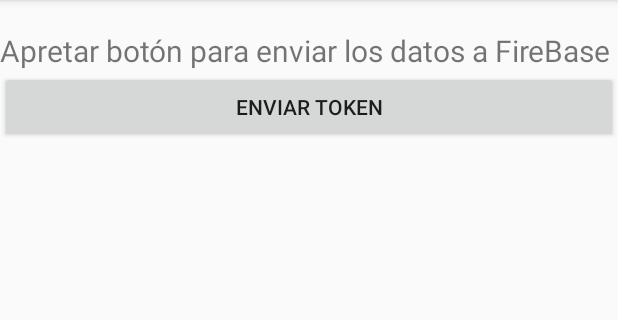
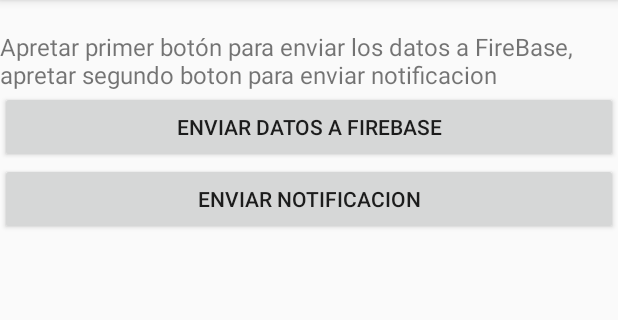
Before and after one commit to Drakmah/Mascotas, an Android app: the Biografia screen opened directly, with no data from a screen before it, on a phone screen of 412 x 824 dp, the part 84-404 px from its top. Run offline under Robolectric (Android 15) with nearby library versions, the phone set to English and light mode, and no system bars.

Commit message:
Update 5 FireBase Estable - Recibe notificaciones correctamente, fallo en Firebase Authentication-Funciona cuando le apetece

```diff
--- a/app/src/main/java/com/echolima/mascotas/RestApiFireBase/ConstantesRestApiFireBase.java
+++ b/app/src/main/java/com/echolima/mascotas/RestApiFireBase/ConstantesRestApiFireBase.java
@@ -7,4 +7,8 @@ package com.echolima.mascotas.RestApiFireBase;
 public final class ConstantesRestApiFireBase {
     public static final String ROOT_URL = "https://gentle-cove-88606.herokuapp.com/";
     public static final String KEY_POST_ID_TOKEN = "token-device/";
+
+    public static final String KEY_TOQUE_USUARIO = "toque-usuario/{id}/{user}/";
+
+
 }
--- a/app/src/main/java/com/echolima/mascotas/RestApiFireBase/EndpointsFireBase.java
+++ b/app/src/main/java/com/echolima/mascotas/RestApiFireBase/EndpointsFireBase.java
@@ -5,7 +5,9 @@ import com.echolima.mascotas.RestApiFireBase.model.UsuarioResponse;
 import retrofit2.Call;
 import retrofit2.http.Field;
 import retrofit2.http.FormUrlEncoded;
+import retrofit2.http.GET;
 import retrofit2.http.POST;
+import retrofit2.http.Path;
 
 /**
  * Created by Fernando on 15/10/2016.
@@ -15,5 +17,10 @@ public interface EndpointsFireBase {
 
     @FormUrlEncoded
     @POST(ConstantesRestApiFireBase.KEY_POST_ID_TOKEN)
+     // No se puede añadir el Endpoint porque no registra correctamente el servicio Auth de FireBase
+    //Call<UsuarioResponse> registrarTokenID(@Field("token") String token, @Field("user") String user);
     Call<UsuarioResponse> registrarTokenID(@Field("token") String token);
+
+    @GET(ConstantesRestApiFireBase.KEY_TOQUE_USUARIO)
+    Call<UsuarioResponse> toqueanimal(@Path("id") String id, @Path("user") String user);
 }
--- a/app/src/main/res/layout/activity_biografia.xml
+++ b/app/src/main/res/layout/activity_biografia.xml
@@ -15,18 +15,25 @@
         android:id="@+id/tvBiografia"
         android:layout_width="match_parent"
         android:layout_height="wrap_content"
-        android:text="Apretar botón para enviar los datos a FireBase"
-        android:textSize="20dp"
+        android:text="Apretar primer botón para enviar los datos a FireBase, apretar segundo boton para enviar notificacion"
+        android:textSize="16dp"
         android:layout_marginTop="20dp"
         android:layout_below="@id/miActionBar2"/>
     <Button
         android:id="@+id/btnSolicitarToken"
         android:layout_width="match_parent"
         android:layout_height="wrap_content"
-        android:text="Enviar token"
+        android:text="Enviar datos a FireBase"
         android:layout_below="@id/tvBiografia"
         android:onClick="enviarToken"
         />
+    <Button
+        android:id="@+id/btnEnviarNotificacion"
+        android:layout_width="match_parent"
+        android:layout_height="wrap_content"
+        android:text="Enviar notificacion"
+        android:layout_below="@id/btnSolicitarToken"
+        android:onClick="toqueUsuario"/>
 
 
 </RelativeLayout>
```
Also changed, not shown: app/src/main/java/com/echolima/mascotas/Biografia.java (+34 -1 lines), app/src/main/java/com/echolima/mascotas/LoginCuenta.java (+7 -1 lines), app/src/main/java/com/echolima/mascotas/RestApiFireBase/model/UsuarioResponse.java (+15 -0 lines).
